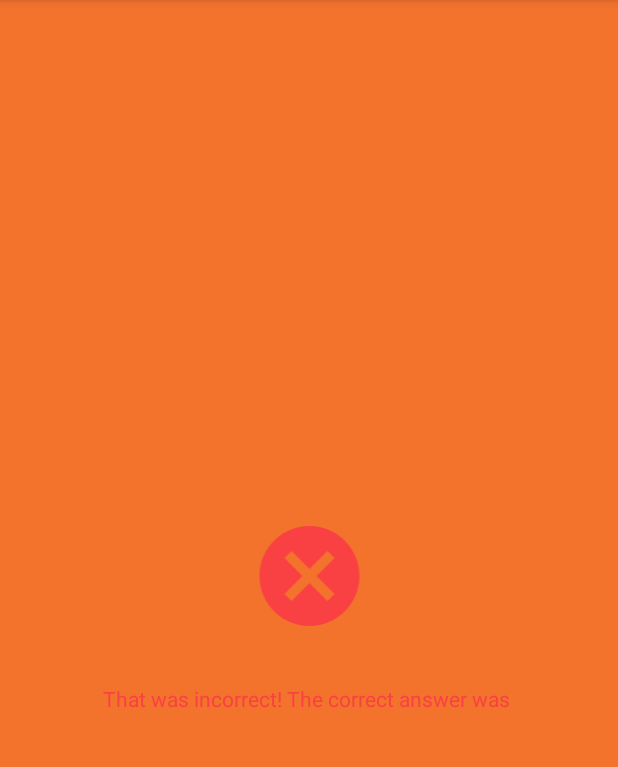
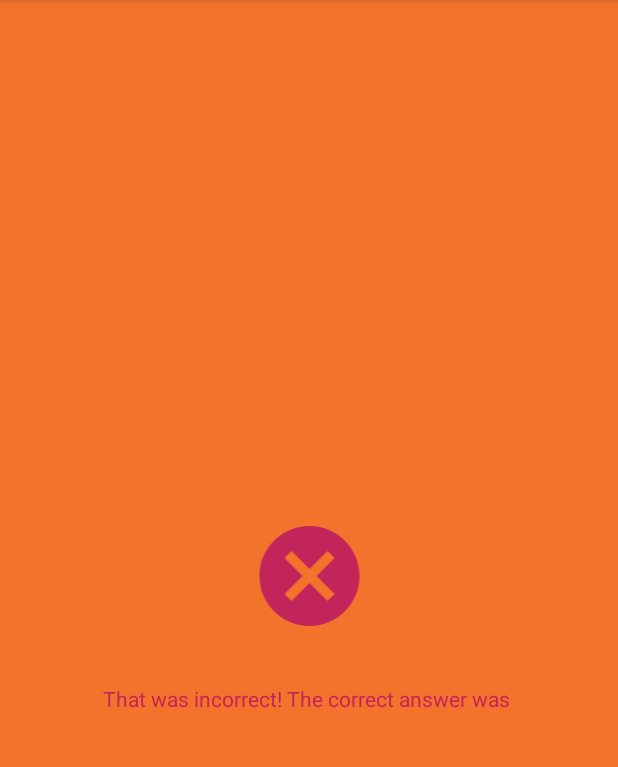
Before and after one commit to Stegnerd/Jeopardy, an Android app: the fragment AnswerFragment placed in its activity, on a phone screen of 412 x 824 dp, the part 84-851 px from its top. Run offline under Robolectric (Android 15) with nearby library versions, the phone set to English and light mode, and no system bars; our stand-ins replace Dagger/Hilt's generated code, data binding; libraries missing offline, so code that uses them is left out: androidx.hilt.lifecycle; 3 statements that could not run were skipped.

Commit message:
1. Updated colors to be more readable

```diff
--- a/app/src/main/res/drawable/ic_cancel_circle_24.xml
+++ b/app/src/main/res/drawable/ic_cancel_circle_24.xml
@@ -1,4 +1,4 @@
-<vector android:height="24dp" android:tint="#F94144"
+<vector android:height="24dp" android:tint="#C1255A"
     android:viewportHeight="24" android:viewportWidth="24"
     android:width="24dp" xmlns:android="http://schemas.android.com/apk/res/android">
     <path android:fillColor="@android:color/white" android:pathData="M12,2C6.47,2 2,6.47 2,12s4.47,10 10,10 10,-4.47 10,-10S17.53,2 12,2zM17,15.59L15.59,17 12,13.41 8.41,17 7,15.59 10.59,12 7,8.41 8.41,7 12,10.59 15.59,7 17,8.41 13.41,12 17,15.59z"/>
--- a/app/src/main/res/values/colors.xml
+++ b/app/src/main/res/values/colors.xml
@@ -19,7 +19,7 @@
     <!-- end right-->
 
     <!-- wrong -->
-    <color name="wrong_dark">#f94144</color>
+    <color name="wrong_dark">#C1255A</color>
     <color name="wrong_light">#f3722c</color>
     <!-- end wrong-->
     <!-- End Answer Results-->
```
